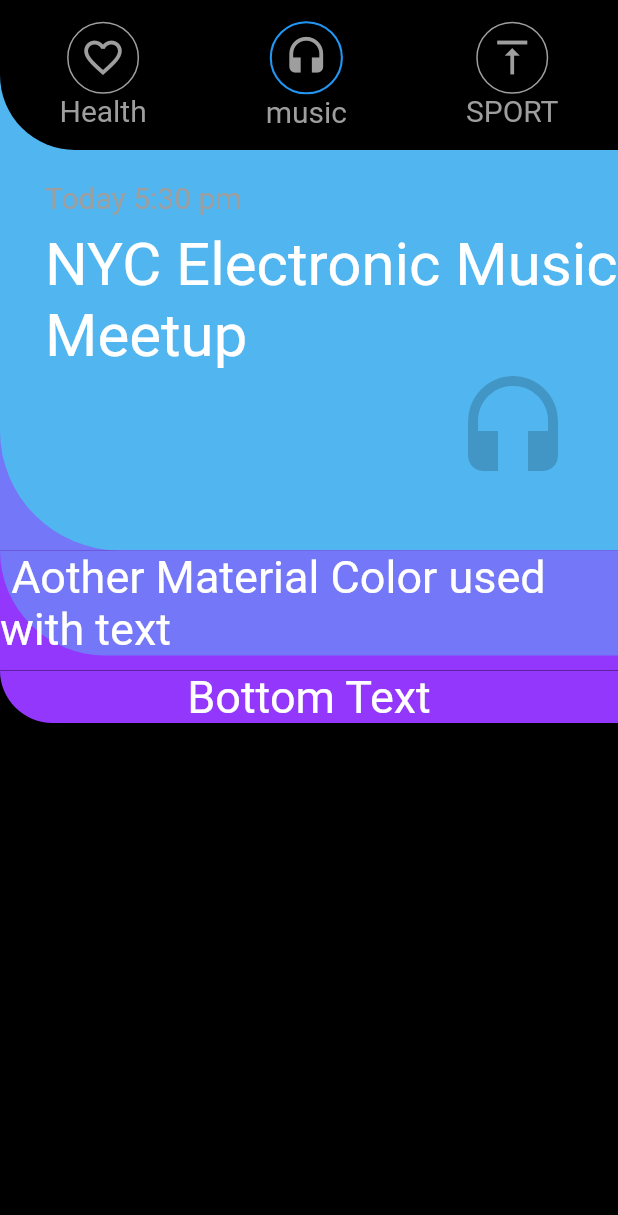
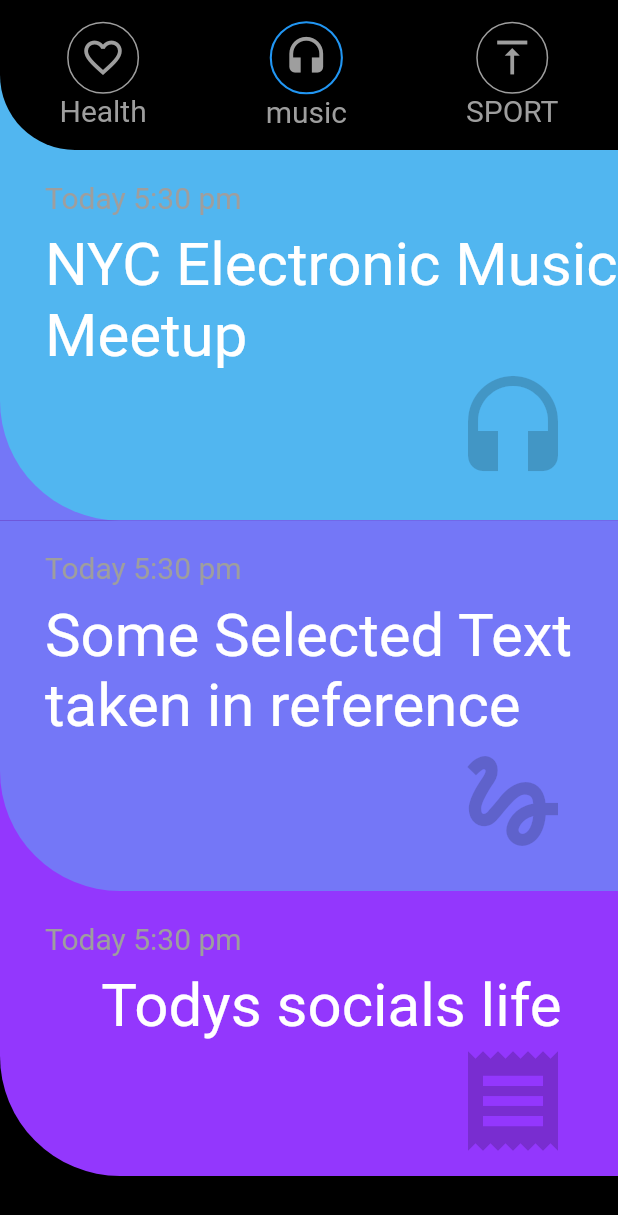
Before and after one commit to Zeeshan-progs/BasicFlutter100Days, a Flutter app: the OverlappedContainer screen opened directly, on a phone screen of 412 x 824 dp. Shown: the top 1215 px of the screen. Run offline on Flutter 3.47's test engine with Material 2 defaults, Android fonts, the phone set to English and light mode, and no system bars; our stand-ins replace carousel_slider, confetti, curved_navigation_bar, flutter_credit_card, google_fonts, video_player.

Commit message:
Overlapped Container

```diff
--- a/lib/Day 16 Overlapped/OverlappedContainer.dart
+++ b/lib/Day 16 Overlapped/OverlappedContainer.dart
@@ -9,17 +9,15 @@ Color grey = Colors.grey;
 class OverlappedContainer extends StatelessWidget {
   @override
   Widget build(BuildContext context) {
-    return SafeArea(
-      child: Scaffold(
+    return Scaffold(
       backgroundColor: Colors.black,
-        body: Column(
+      body: ListView(
         children: [
           buildMenu(),
           firstContainer(),
           secondContainer(),
           thirdContainer(),
         ],
-        ),
       ),
     );
   }
@@ -80,7 +78,7 @@ class OverlappedContainer extends StatelessWidget {
         color: blue,
         child: Container(
           alignment: Alignment.bottomLeft,
-          padding: EdgeInsets.only(bottom: 40, left: 30, top: 20),
+          padding: EdgeInsets.only(bottom: 20, left: 30, top: 20),
           child: Column(
             crossAxisAlignment: CrossAxisAlignment.center,
             children: [
@@ -119,18 +117,47 @@ class OverlappedContainer extends StatelessWidget {
 
   Widget secondContainer() {
     return Container(
-      padding: EdgeInsets.only(bottom: 10),
+      width: double.infinity,
       color: deepPurple,
-      width: double.infinity,
+      alignment: Alignment.bottomLeft,
       child: Material(
         borderRadius: BorderRadius.only(
           bottomLeft: Radius.circular(80),
         ),
         color: purple,
-        child: Center(
+        child: Container(
+          alignment: Alignment.bottomLeft,
+          padding: EdgeInsets.only(bottom: 20, left: 30, top: 20),
+          child: Column(
+            crossAxisAlignment: CrossAxisAlignment.center,
+            children: [
+              Container(
+                alignment: Alignment.bottomLeft,
+                padding: EdgeInsets.only(bottom: 10),
                 child: Text(
-            ' Aother Material Color used with text',
-            style: TextStyle(color: white, fontSize: 30),
+                  'Today 5:30 pm',
+                  style: TextStyle(fontSize: 20, color: grey),
+                ),
+              ),
+              Text(
+                'Some Selected Text taken in reference ',
+                style: TextStyle(
+                  fontSize: 40,
+                  color: white,
+                ),
+              ),
+              Container(
+                alignment: Alignment.bottomRight,
+                padding: EdgeInsets.only(right: 30),
+                child: Opacity(
+                  opacity: .2,
+                  child: Icon(
+                    Icons.gesture,
+                    size: 80,
+                  ),
+                ),
+              ),
+            ],
           ),
         ),
       ),
@@ -139,16 +166,48 @@ class OverlappedContainer extends StatelessWidget {
 
   Widget thirdContainer() {
     return Container(
+      width: double.infinity,
       color: Colors.black,
-      width: double.infinity,
+      alignment: Alignment.bottomLeft,
       child: Material(
-        color: deepPurple,
         borderRadius: BorderRadius.only(
           bottomLeft: Radius.circular(80),
         ),
-        child: Center(
-          child: Text('Bottom Text',
-              style: TextStyle(fontSize: 30, color: white)),
+        color: deepPurple,
+        child: Container(
+          alignment: Alignment.bottomLeft,
+          padding: EdgeInsets.only(bottom: 10, left: 30, top: 20),
+          child: Column(
+            crossAxisAlignment: CrossAxisAlignment.center,
+            children: [
+              Container(
+                alignment: Alignment.bottomLeft,
+                padding: EdgeInsets.only(bottom: 10),
+                child: Text(
+                  'Today 5:30 pm',
+                  style: TextStyle(fontSize: 20, color: grey),
+                ),
+              ),
+              Text(
+                'Todys socials life',
+                style: TextStyle(
+                  fontSize: 40,
+                  color: white,
+                ),
+              ),
+              Container(
+                alignment: Alignment.bottomRight,
+                padding: EdgeInsets.only(right: 30),
+                child: Opacity(
+                  opacity: .2,
+                  child: Icon(
+                    Icons.receipt,
+                    size: 80,
+                  ),
+                ),
+              ),
+            ],
+          ),
         ),
       ),
     );
--- a/lib/main.dart
+++ b/lib/main.dart
@@ -1,5 +1,6 @@
 import 'package:flutter/material.dart';
 import 'package:flutter100days/Day%2014%20on%20Board/NewOnBoard.dart';
+import 'package:flutter100days/Day%2016%20Overlapped/OverlappedContainer.dart';
 
 void main() {
   runApp(MyApp());
@@ -11,7 +12,7 @@ class MyApp extends StatelessWidget {
   Widget build(BuildContext context) {
     return MaterialApp(
       debugShowCheckedModeBanner: false,
-      home: CustomOnBoard(),
+      home: OverlappedContainer(),
     );
   }
 }
```
Also changed, not shown: fonts/KOMIKABB.ttf (added), fonts/KOMIKABG.ttf (added), fonts/KOMIKABS.ttf (added), fonts/KOMIKAB_.ttf (added), fonts/KOMIKAGL.ttf (added), fonts/KOMIKAP_.ttf (added), fonts/KOMIKATR.ttf (added), fonts/KOMIKAX_.ttf (added), fonts/KOMIKRAK.ttf (added), fonts/KOMIKSKT.ttf (added), fonts/KaushanScript-Regular.ttf (added), fonts/Merienda-Bold.ttf (added), fonts/Merienda-Regular.ttf (added). Lines whose indentation alone changed are shown as unchanged.
